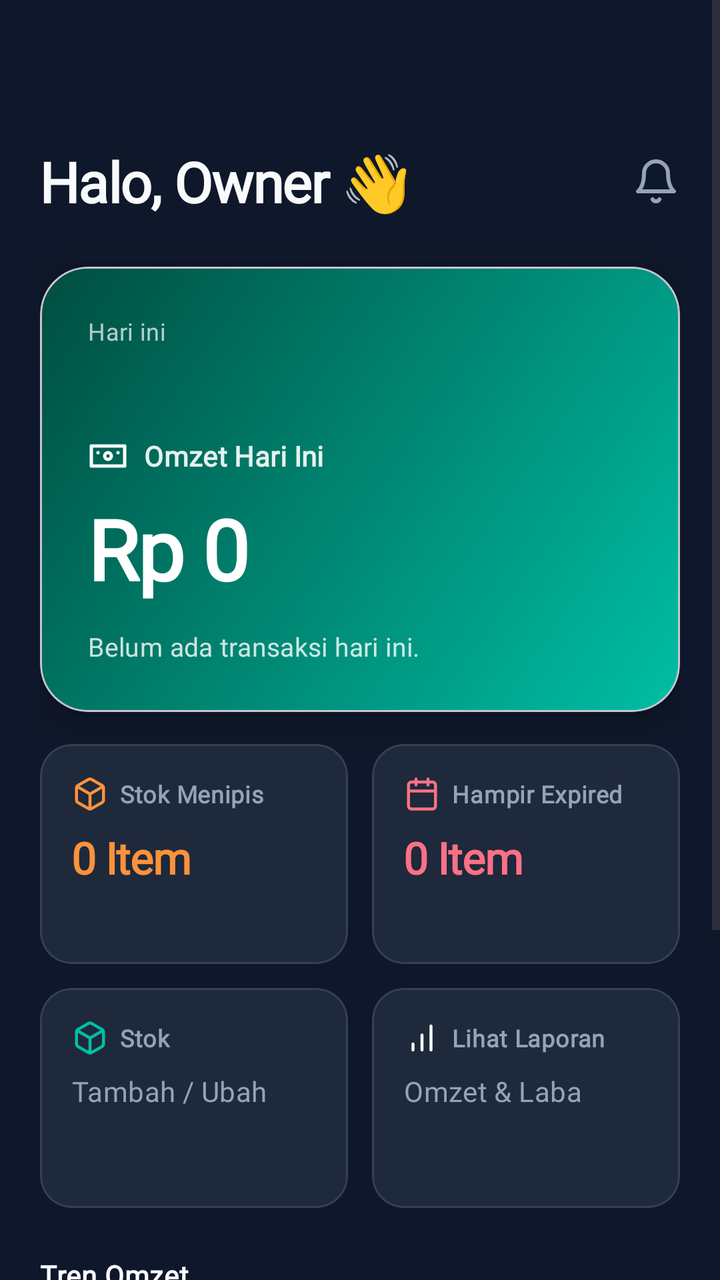
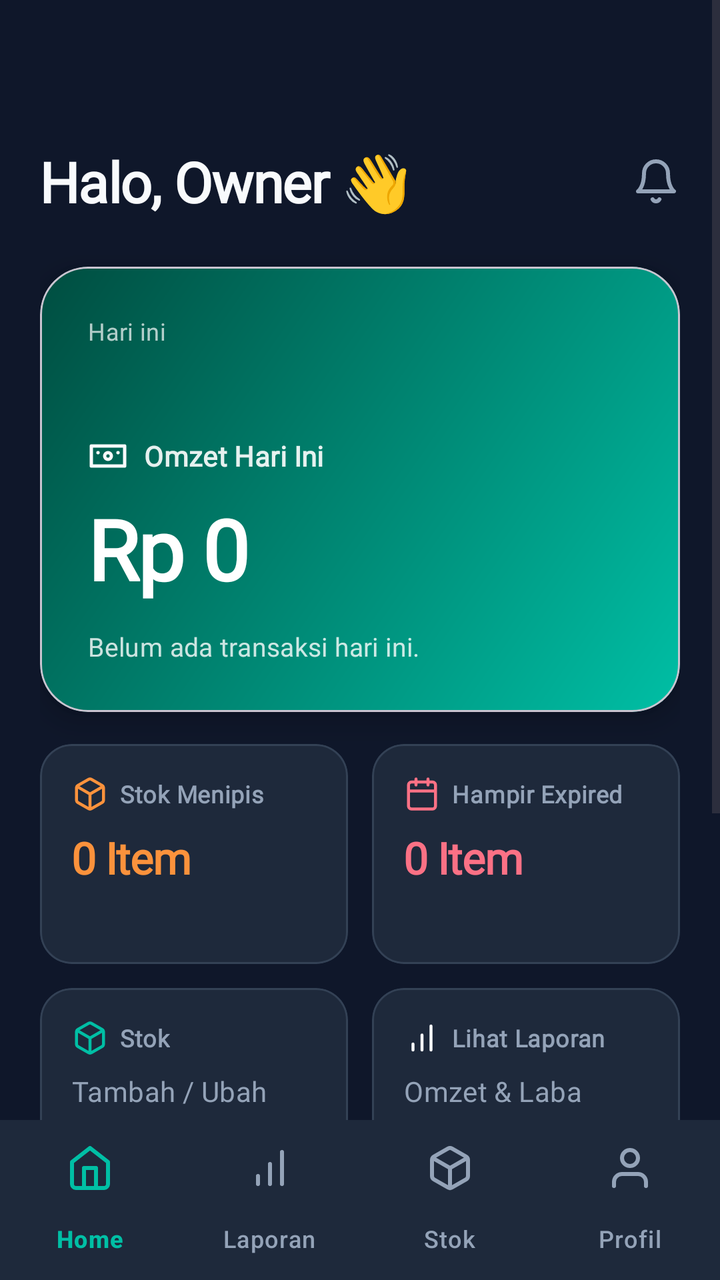

An Android layout rendered at two revisions. The XML below is the earlier revision; the diff shows what the commit changed to produce the second picture.
<!-- AndroidManifest.xml: application theme Theme.Material3.DayNight.NoActionBar -->
<!-- res/layout/activity_dashboard.xml -->
<?xml version="1.0" encoding="utf-8"?>
<ScrollView xmlns:android="http://schemas.android.com/apk/res/android"
    xmlns:app="http://schemas.android.com/apk/res-auto"
    android:layout_width="match_parent"
    android:layout_height="match_parent"
    android:background="@color/dw_bg"
    android:fillViewport="true">

    <LinearLayout
        android:layout_width="match_parent"
        android:layout_height="wrap_content"
        android:orientation="vertical"
        android:paddingHorizontal="20dp"
        android:paddingTop="56dp"
        android:paddingBottom="24dp">

        
        <androidx.constraintlayout.widget.ConstraintLayout
            android:layout_width="match_parent"
            android:layout_height="wrap_content"
            android:layout_marginTop="16dp"
            android:layout_marginBottom="24dp">

            <TextView
                android:id="@+id/tvGreeting"
                style="@style/Text.Header"
                android:layout_width="wrap_content"
                android:layout_height="wrap_content"
                android:fontFamily="@font/plus_jakarta_sans"
                android:text="Halo, Owner 👋"
                android:textSize="28sp"
                app:layout_constraintBottom_toBottomOf="parent"
                app:layout_constraintStart_toStartOf="parent"
                app:layout_constraintTop_toTopOf="parent" />

            <ImageView
                android:layout_width="24dp"
                android:layout_height="24dp"
                android:src="@drawable/ic_lucide_bell"
                app:layout_constraintBottom_toBottomOf="@id/tvGreeting"
                app:layout_constraintEnd_toEndOf="parent"
                app:layout_constraintTop_toTopOf="@id/tvGreeting" />

        </androidx.constraintlayout.widget.ConstraintLayout>

        
        <com.google.android.material.card.MaterialCardView
            android:layout_width="match_parent"
            android:layout_height="wrap_content"
            app:cardBackgroundColor="@android:color/transparent"
            app:cardCornerRadius="24dp"
            app:cardElevation="8dp">

            <LinearLayout
                android:layout_width="match_parent"
                android:layout_height="wrap_content"
                android:background="@drawable/bg_hero_gradient"
                android:orientation="vertical"
                android:padding="24dp">

                <TextView
                    style="@style/Text.Body"
                    android:layout_width="wrap_content"
                    android:layout_height="wrap_content"
                    android:fontFamily="@font/plus_jakarta_sans"
                    android:text="Hari ini"
                    android:textColor="#B3FFFFFF"
                    android:textSize="12sp" />

                <TextView
                    android:id="@+id/tvDate"
                    style="@style/Text.Header"
                    android:layout_width="wrap_content"
                    android:layout_height="wrap_content"
                    android:fontFamily="@font/plus_jakarta_sans"
                    android:textSize="18sp"
                    android:textStyle="bold"
                    android:textColor="#FFFFFF"
                    android:layout_marginBottom="20dp" />

                <LinearLayout
                    android:layout_width="wrap_content"
                    android:layout_height="wrap_content"
                    android:orientation="horizontal"
                    android:gravity="center_vertical">
                    
                    <ImageView
                        android:layout_width="20dp"
                        android:layout_height="20dp"
                        android:src="@drawable/ic_lucide_wallet"
                        app:tint="@color/dw_text_primary"
                        android:layout_marginEnd="8dp" />

                    <TextView
                        style="@style/Text.Body"
                        android:layout_width="wrap_content"
                        android:layout_height="wrap_content"
                        android:fontFamily="@font/plus_jakarta_sans"
                        android:textColor="#E6FFFFFF"
                        android:textSize="14sp"
                        android:textStyle="bold"
                        android:text="Omzet Hari Ini" />
                </LinearLayout>

                <TextView
                    android:id="@+id/tvProfit"
                    style="@style/Text.Header"
                    android:layout_width="wrap_content"
                    android:layout_height="wrap_content"
                    android:fontFamily="@font/plus_jakarta_sans"
                    android:text="Rp 0"
                    android:textSize="42sp"
                    android:textStyle="bold"
                    android:textColor="#FFFFFF"
                    android:layout_marginTop="8dp"
                    android:layout_marginBottom="8dp" />

                <TextView
                    android:id="@+id/tvSubInfo"
                    style="@style/Text.Body"
                    android:layout_width="wrap_content"
                    android:layout_height="wrap_content"
                    android:fontFamily="@font/plus_jakarta_sans"
                    android:textSize="13sp"
                    android:textStyle="normal"
                    android:textColor="#CCFFFFFF"
                    android:text="Belum ada transaksi hari ini."
                    android:layout_marginTop="4dp" />

            </LinearLayout>
        </com.google.android.material.card.MaterialCardView>

        
        <GridLayout
            android:layout_width="match_parent"
            android:layout_height="wrap_content"
            android:columnCount="2"
            android:layout_marginTop="16dp">

            
            <com.google.android.material.card.MaterialCardView
                android:layout_width="0dp"
                android:layout_height="110dp"
                android:layout_columnWeight="1"
                android:layout_marginEnd="6dp"
                app:cardBackgroundColor="@color/dw_surface"
                app:cardCornerRadius="16dp"
                app:cardElevation="0dp"
                app:strokeColor="#334155"
                app:strokeWidth="1dp">
                <LinearLayout
                    android:layout_width="match_parent"
                    android:layout_height="match_parent"
                    android:orientation="vertical"
                    android:gravity="top"
                    android:padding="16dp">
                    <LinearLayout
                        android:layout_width="wrap_content"
                        android:layout_height="wrap_content"
                        android:orientation="horizontal" android:gravity="center_vertical">
                        <ImageView android:layout_width="18dp" android:layout_height="18dp"
                            android:src="@drawable/ic_lucide_box" android:layout_marginEnd="6dp" />
                        <TextView style="@style/Text.Label" android:layout_width="wrap_content"
                            android:layout_height="wrap_content" android:fontFamily="@font/plus_jakarta_sans"
                            android:textColor="@color/text_secondary" android:textSize="12sp" android:text="Stok Menipis" />
                    </LinearLayout>
                    <TextView android:id="@+id/tvLowStock" style="@style/Text.Header"
                        android:layout_width="wrap_content" android:layout_height="wrap_content"
                        android:fontFamily="@font/plus_jakarta_sans"
                        android:text="0 Item" android:textColor="#FB923C"
                        android:textSize="22sp" android:layout_marginTop="8dp" />
                </LinearLayout>
            </com.google.android.material.card.MaterialCardView>

            
            <com.google.android.material.card.MaterialCardView
                android:layout_width="0dp"
                android:layout_height="110dp"
                android:layout_columnWeight="1"
                android:layout_marginStart="6dp"
                app:cardBackgroundColor="@color/dw_surface"
                app:cardCornerRadius="16dp"
                app:cardElevation="0dp"
                app:strokeColor="#334155"
                app:strokeWidth="1dp">
                <LinearLayout
                    android:layout_width="match_parent"
                    android:layout_height="match_parent"
                    android:orientation="vertical"
                    android:gravity="top"
                    android:padding="16dp">
                    <LinearLayout
                        android:layout_width="wrap_content"
                        android:layout_height="wrap_content"
                        android:orientation="horizontal" android:gravity="center_vertical">
                        <ImageView android:layout_width="18dp" android:layout_height="18dp"
                            android:src="@drawable/ic_lucide_calendar" android:layout_marginEnd="6dp" />
                        <TextView style="@style/Text.Label" android:layout_width="wrap_content"
                            android:layout_height="wrap_content" android:fontFamily="@font/plus_jakarta_sans"
                            android:textColor="@color/text_secondary" android:textSize="12sp" android:text="Hampir Expired" />
                    </LinearLayout>
                    <TextView android:id="@+id/tvExpired" style="@style/Text.Header"
                        android:layout_width="wrap_content" android:layout_height="wrap_content"
                        android:fontFamily="@font/plus_jakarta_sans"
                        android:text="0 Item" android:textColor="#FB7185"
                        android:textSize="22sp" android:layout_marginTop="8dp" />
                </LinearLayout>
            </com.google.android.material.card.MaterialCardView>
        </GridLayout>

        
        <GridLayout
            android:layout_width="match_parent"
            android:layout_height="wrap_content"
            android:columnCount="2"
            android:layout_marginTop="12dp">

            
            <com.google.android.material.card.MaterialCardView
                android:id="@+id/btnManageProducts"
                android:layout_width="0dp"
                android:layout_height="110dp"
                android:layout_columnWeight="1"
                android:layout_marginEnd="6dp"
                app:cardBackgroundColor="@color/dw_surface"
                app:cardCornerRadius="16dp"
                app:cardElevation="0dp"
                app:strokeColor="#334155"
                app:strokeWidth="1dp"
                android:clickable="true"
                android:focusable="true"
                app:rippleColor="#33FFFFFF">
                
                <LinearLayout
                    android:layout_width="match_parent"
                    android:layout_height="match_parent"
                    android:orientation="vertical"
                    android:gravity="top"
                    android:padding="16dp">
                    <LinearLayout
                        android:layout_width="wrap_content"
                        android:layout_height="wrap_content"
                        android:orientation="horizontal" android:gravity="center_vertical">
                        <ImageView
                            android:layout_width="18dp"
                            android:layout_height="18dp"
                            android:src="@drawable/ic_lucide_box"
                            app:tint="@color/dw_teal"
                            android:layout_marginEnd="6dp" />
                        <TextView
                            style="@style/Text.Label"
                            android:layout_width="wrap_content"
                            android:layout_height="wrap_content"
                            android:fontFamily="@font/plus_jakarta_sans"
                            android:textColor="@color/text_secondary"
                            android:textSize="12sp"
                            android:text="Stok" />
                    </LinearLayout>
                    <TextView
                        style="@style/Text.Body"
                        android:layout_width="wrap_content"
                        android:layout_height="wrap_content"
                        android:fontFamily="@font/plus_jakarta_sans"
                        android:textColor="@color/dw_text_secondary"
                        android:textSize="14sp"
                        android:text="Tambah / Ubah"
                        android:layout_marginTop="8dp" />
                </LinearLayout>
            </com.google.android.material.card.MaterialCardView>

            
            <com.google.android.material.card.MaterialCardView
                android:id="@+id/btnLaporan"
                android:layout_width="0dp"
                android:layout_height="110dp"
                android:layout_columnWeight="1"
                android:layout_marginStart="6dp"
                app:cardBackgroundColor="@color/dw_surface"
                app:cardCornerRadius="16dp"
                app:cardElevation="0dp"
                app:strokeColor="#334155"
                app:strokeWidth="1dp"
                android:clickable="true"
                android:focusable="true"
                app:rippleColor="#33FFFFFF">

                <LinearLayout
                    android:layout_width="match_parent"
                    android:layout_height="match_parent"
                    android:orientation="vertical"
                    android:gravity="top"
                    android:padding="16dp">
                    <LinearLayout
                        android:layout_width="wrap_content"
                        android:layout_height="wrap_content"
                        android:orientation="horizontal" android:gravity="center_vertical">
                        <ImageView
                            android:layout_width="18dp"
                            android:layout_height="18dp"
                            android:src="@drawable/ic_lucide_chart"
                            app:tint="@color/dw_text_primary"
                            android:layout_marginEnd="6dp" />
                        <TextView
                            style="@style/Text.Label"
                            android:layout_width="wrap_content"
                            android:layout_height="wrap_content"
                            android:fontFamily="@font/plus_jakarta_sans"
                            android:textColor="@color/text_secondary"
                            android:textSize="12sp"
                            android:text="Lihat Laporan" />
                    </LinearLayout>
                    <TextView
                        style="@style/Text.Body"
                        android:layout_width="wrap_content"
                        android:layout_height="wrap_content"
                        android:fontFamily="@font/plus_jakarta_sans"
                        android:textColor="@color/dw_text_secondary"
                        android:textSize="14sp"
                        android:text="Omzet &amp; Laba"
                        android:layout_marginTop="8dp" />
                </LinearLayout>
            </com.google.android.material.card.MaterialCardView>

        </GridLayout>

        
        <TextView
            style="@style/Text.Label"
            android:layout_width="wrap_content"
            android:layout_height="wrap_content"
            android:layout_marginTop="24dp"
            android:layout_marginBottom="10dp"
            android:fontFamily="@font/plus_jakarta_sans"
            android:text="Tren Omzet"
            android:textColor="@color/text_primary"
            android:textSize="14sp" />

        <com.github.mikephil.charting.charts.LineChart
            android:id="@+id/chartDashboard"
            android:layout_width="match_parent"
            android:layout_height="200dp" />

    </LinearLayout>
</ScrollView>
<!-- resources referenced by this layout -->
<resources>
  <color name="dw_bg">#0F172A</color>
  <color name="dw_surface">#1E293B</color>
  <color name="dw_teal">#00BFA5</color>
  <color name="dw_text_primary">#F8FAFC</color>
  <color name="dw_text_secondary">#94A3B8</color>
  <color name="text_primary">#F8FAFC</color>
  <color name="text_secondary">#94A3B8</color>
  <!-- drawable bg_hero_gradient (drawable) -->
  <?xml version="1.0" encoding="utf-8"?>
  <shape xmlns:android="http://schemas.android.com/apk/res/android" android:shape="rectangle">
      <gradient android:startColor="#00BFA5" android:endColor="#004D40" android:angle="135" />
      <corners android:radius="24dp" />
  </shape>
  <!-- drawable ic_lucide_bell (drawable) -->
  <vector xmlns:android="http://schemas.android.com/apk/res/android" android:width="24dp" android:height="24dp" android:viewportWidth="24" android:viewportHeight="24">
    <path android:strokeColor="#94A3B8" android:strokeWidth="2" android:strokeLineCap="round" android:strokeLineJoin="round" android:pathData="M6 8a6 6 0 0 1 12 0c0 7 3 9 3 9H3s3-2 3-9M10.3 21a1.94 1.94 0 0 0 3.4 0"/>
  </vector>
  <!-- drawable ic_lucide_chart (drawable) -->
  <vector xmlns:android="http://schemas.android.com/apk/res/android" android:width="24dp" android:height="24dp" android:viewportWidth="24" android:viewportHeight="24">
    <path android:strokeColor="#FFFFFF" android:strokeWidth="2" android:strokeLineCap="round" android:strokeLineJoin="round" android:pathData="M12 20V10M18 20V4M6 20v-4"/>
  </vector>
  <!-- drawable ic_lucide_wallet (drawable) -->
  <vector xmlns:android="http://schemas.android.com/apk/res/android" android:width="24dp" android:height="24dp" android:viewportWidth="24" android:viewportHeight="24">
    <path android:strokeColor="#FFFFFF" android:strokeWidth="2" android:strokeLineCap="round" android:strokeLineJoin="round" android:pathData="M2 6h20v12H2z M12 14a2 2 0 1 0 0-4 2 2 0 0 0 0 4z M6 10h.01 M18 10h.01"/>
  </vector>
  <style name="Text.Body" parent="android:Widget.TextView">
          <item name="android:fontFamily">@font/plus_jakarta_sans</item>
          <item name="android:textColor">@color/text_primary</item>
          <item name="android:textSize">14sp</item>
          <item name="android:letterSpacing">0.01</item>
      </style>
  <style name="Text.Header" parent="android:Widget.TextView">
          <item name="android:fontFamily">@font/plus_jakarta_sans</item>
          <item name="android:textColor">@color/text_primary</item>
          <item name="android:textSize">20sp</item>
          <item name="android:textStyle">bold</item>
          <item name="android:letterSpacing">-0.02</item>
      </style>
  <style name="Text.Label" parent="android:Widget.TextView">
          <item name="android:fontFamily">@font/plus_jakarta_sans</item>
          <item name="android:textColor">@color/text_secondary</item>
          <item name="android:textSize">14sp</item>
          <item name="android:textStyle">bold</item>
          <item name="android:letterSpacing">0.02</item>
      </style>
  <!-- unchanged entries left out for length: 2 -->
</resources>

<!-- the commit's change to res/layout/activity_dashboard.xml (unified diff, before → after) -->
@@ -1,10 +1,16 @@
 <?xml version="1.0" encoding="utf-8"?>
-<ScrollView xmlns:android="http://schemas.android.com/apk/res/android"
+<androidx.coordinatorlayout.widget.CoordinatorLayout xmlns:android="http://schemas.android.com/apk/res/android"
     xmlns:app="http://schemas.android.com/apk/res-auto"
     android:layout_width="match_parent"
     android:layout_height="match_parent"
-    android:background="@color/dw_bg"
-    android:fillViewport="true">
+    android:background="@color/dw_bg">
+
+    <ScrollView
+        android:layout_width="match_parent"
+        android:layout_height="match_parent"
+        android:clipToPadding="false"
+        android:fillViewport="true"
+        android:paddingBottom="80dp">
 
     <LinearLayout
         android:layout_width="match_parent"
@@ -341,4 +347,30 @@
             android:layout_height="200dp" />
 
     </LinearLayout>
-</ScrollView>
+    </ScrollView>
+
+    <com.google.android.material.bottomnavigation.BottomNavigationView
+        android:id="@+id/bottomNavigation"
+        android:layout_width="match_parent"
+        android:layout_height="wrap_content"
+        android:layout_gravity="bottom"
+        android:background="@color/dw_surface"
+        app:elevation="8dp"
+        app:itemActiveIndicatorStyle="@style/Widget.DigitalWhy.BottomNav.ActiveIndicator"
+        app:itemIconTint="@color/nav_item_color"
+        app:itemTextColor="@color/nav_item_color"
+        app:labelVisibilityMode="labeled"
+        app:menu="@menu/bottom_nav_menu" />
+
+    <com.google.android.material.floatingactionbutton.FloatingActionButton
+        android:id="@+id/fabChat"
+        android:layout_width="wrap_content"
+        android:layout_height="wrap_content"
+        android:contentDescription="Chat"
+        android:src="@drawable/ic_lucide_message_circle"
+        app:backgroundTint="@color/dw_teal"
+        app:layout_anchor="@id/bottomNavigation"
+        app:layout_anchorGravity="bottom|center_horizontal"
+        app:tint="@color/dw_bg" />
+
+</androidx.coordinatorlayout.widget.CoordinatorLayout>
<!-- resource entries referenced after the edit -->
@@ -20,6 +20,20 @@
   <!-- drawable ic_lucide_chart (drawable) -->
   <vector xmlns:android="http://schemas.android.com/apk/res/android" android:width="24dp" android:height="24dp" android:viewportWidth="24" android:viewportHeight="24">
     <path android:strokeColor="#FFFFFF" android:strokeWidth="2" android:strokeLineCap="round" android:strokeLineJoin="round" android:pathData="M12 20V10M18 20V4M6 20v-4"/>
+  </vector>
+  <!-- drawable ic_lucide_message_circle (drawable) -->
+  <vector xmlns:android="http://schemas.android.com/apk/res/android"
+      android:width="24dp"
+      android:height="24dp"
+      android:viewportWidth="24"
+      android:viewportHeight="24">
+      <path
+          android:fillColor="@android:color/transparent"
+          android:pathData="M21 11.5a8.38 8.38 0 0 1-.9 3.8 8.5 8.5 0 0 1-7.6 4.7 8.38 8.38 0 0 1-3.8-.9L3 21l1.9-5.7a8.38 8.38 0 0 1-.9-3.8 8.5 8.5 0 0 1 4.7-7.6 8.38 8.38 0 0 1 3.8-.9h.5a8.48 8.48 0 0 1 8 8v.5z"
+          android:strokeColor="#FFFFFF"
+          android:strokeLineCap="round"
+          android:strokeLineJoin="round"
+          android:strokeWidth="2" />
   </vector>
   <!-- drawable ic_lucide_wallet (drawable) -->
   <vector xmlns:android="http://schemas.android.com/apk/res/android" android:width="24dp" android:height="24dp" android:viewportWidth="24" android:viewportHeight="24">
@@ -45,6 +59,9 @@
           <item name="android:textStyle">bold</item>
           <item name="android:letterSpacing">0.02</item>
       </style>
+  <style name="Widget.DigitalWhy.BottomNav.ActiveIndicator" parent="Widget.Material3.BottomNavigationView.ActiveIndicator">
+          <item name="android:color">#1A00BFA5</item>
+      </style>
   <!-- unchanged entries left out for length: 2 -->
 </resources>
 
